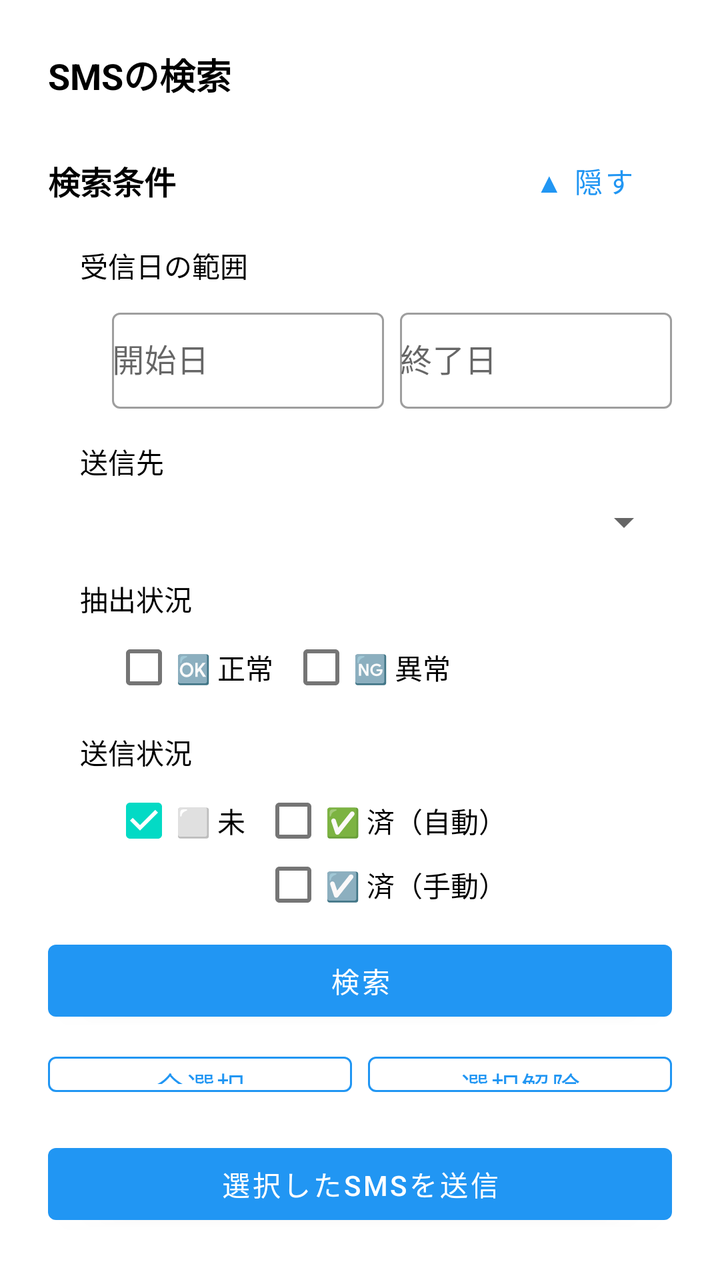
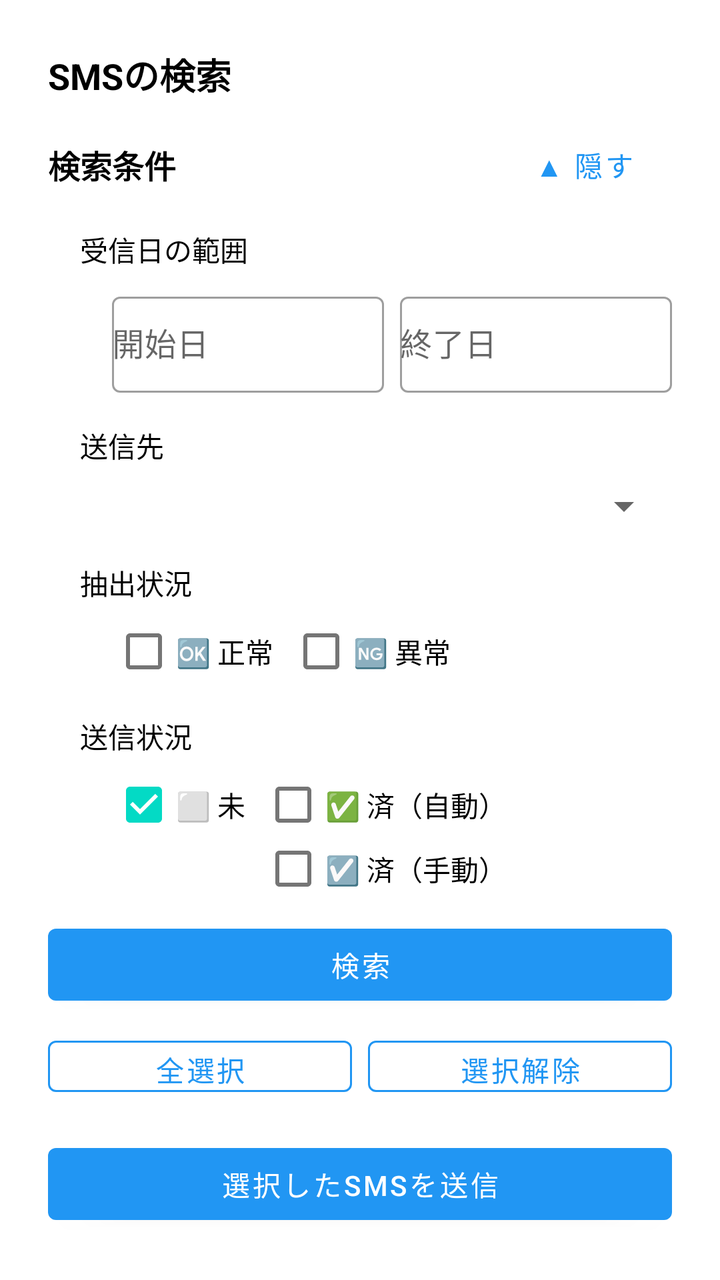

The first picture is an Android layout as it rendered before a commit; the second is the same layout after the commit. The layout source and the unified diff follow.
<!-- AndroidManifest.xml: application theme Theme.SmsToKintone -->
<!-- res/layout/activity_sms_search.xml -->
<?xml version="1.0" encoding="utf-8"?>
<LinearLayout xmlns:android="http://schemas.android.com/apk/res/android"
    xmlns:app="http://schemas.android.com/apk/res-auto"
    android:layout_width="match_parent"
    android:layout_height="match_parent"
    android:orientation="vertical"
    android:padding="24dp">

    <TextView
        android:layout_width="wrap_content"
        android:layout_height="wrap_content"
        android:layout_marginBottom="16dp"
        android:text="@string/title_sms_search"
        android:textSize="18sp"
        android:textStyle="bold"
        android:textColor="?attr/colorOnSurface" />

    <LinearLayout
        android:id="@+id/layoutPermissionRequired"
        android:layout_width="match_parent"
        android:layout_height="wrap_content"
        android:layout_marginBottom="16dp"
        android:orientation="vertical"
        android:visibility="gone">

        <TextView
            android:layout_width="wrap_content"
            android:layout_height="wrap_content"
            android:layout_marginBottom="8dp"
            android:text="@string/label_sms_search_read_permission_required"
            android:textColor="?attr/colorOnSurface" />
    </LinearLayout>

    <LinearLayout
        android:id="@+id/layoutSearchForm"
        android:layout_width="match_parent"
        android:layout_height="0dp"
        android:layout_weight="1"
        android:orientation="vertical">

        <LinearLayout
            android:layout_width="match_parent"
            android:layout_height="wrap_content"
            android:layout_marginBottom="8dp"
            android:orientation="horizontal"
            android:gravity="center_vertical">

            <TextView
                android:layout_width="0dp"
                android:layout_height="wrap_content"
                android:layout_weight="1"
                android:text="@string/section_sms_search_conditions"
                android:textSize="16sp"
                android:textStyle="bold"
                android:textColor="?attr/colorOnSurface" />

            <com.google.android.material.button.MaterialButton
                android:id="@+id/btnToggleSearchFilters"
                style="@style/Widget.MaterialComponents.Button.TextButton"
                android:layout_width="wrap_content"
                android:layout_height="wrap_content"
                android:text="@string/btn_sms_search_hide_search_filters" />
        </LinearLayout>

        <LinearLayout
            android:id="@+id/llSearchFilters"
            android:layout_width="match_parent"
            android:layout_height="wrap_content"
            android:layout_marginStart="16dp"
            android:orientation="vertical">

            <TextView
                android:layout_width="wrap_content"
                android:layout_height="wrap_content"
                android:layout_marginBottom="8dp"
                android:text="@string/label_sms_search_date_range"
                android:textColor="?attr/colorOnSurface" />

            <LinearLayout
                android:layout_width="match_parent"
                android:layout_height="wrap_content"
                android:layout_marginStart="16dp"
                android:orientation="horizontal">

                <com.google.android.material.textfield.TextInputLayout
                    android:layout_width="0dp"
                    android:layout_height="wrap_content"
                    android:layout_marginEnd="8dp"
                    android:layout_weight="1"
                    android:hint="@string/hint_sms_search_date_from">

                    <com.google.android.material.textfield.TextInputEditText
                        android:id="@+id/etDateFrom"
                        style="@style/AppTextInputEditText"
                        android:layout_width="match_parent"
                        android:layout_height="wrap_content"
                        android:focusable="false"
                        android:inputType="none" />
                </com.google.android.material.textfield.TextInputLayout>

                <com.google.android.material.textfield.TextInputLayout
                    android:layout_width="0dp"
                    android:layout_height="wrap_content"
                    android:layout_weight="1"
                    android:hint="@string/hint_sms_search_date_to">

                    <com.google.android.material.textfield.TextInputEditText
                        android:id="@+id/etDateTo"
                        style="@style/AppTextInputEditText"
                        android:layout_width="match_parent"
                        android:layout_height="wrap_content"
                        android:focusable="false"
                        android:inputType="none" />
                </com.google.android.material.textfield.TextInputLayout>
            </LinearLayout>

            <com.google.android.material.textfield.TextInputLayout
                android:layout_width="match_parent"
                android:layout_height="wrap_content"
                android:layout_marginTop="8dp"
                android:hint="@string/hint_sms_search_body_filter"
                android:visibility="gone">

                <com.google.android.material.textfield.TextInputEditText
                    android:id="@+id/etBodyFilter"
                    style="@style/AppTextInputEditText"
                    android:layout_width="match_parent"
                    android:layout_height="wrap_content"
                    android:inputType="text" />
            </com.google.android.material.textfield.TextInputLayout>

            <TextView
                android:id="@+id/tvSendTargetFilterLabel"
                android:layout_width="wrap_content"
                android:layout_height="wrap_content"
                android:layout_marginTop="16dp"
                android:layout_marginBottom="8dp"
                android:text="@string/label_sms_search_send_target_filter"
                android:textColor="?attr/colorOnSurface" />

            <LinearLayout
                android:id="@+id/llSendTargetFilter"
                android:layout_width="match_parent"
                android:layout_height="wrap_content"
                android:layout_marginStart="16dp"
                android:orientation="vertical">

                <Spinner
                    android:id="@+id/spSendTargetFilter"
                    style="@style/AppSpinner"
                    android:layout_width="match_parent"
                    android:layout_height="wrap_content" />
            </LinearLayout>

            <TextView
                android:layout_width="wrap_content"
                android:layout_height="wrap_content"
                android:layout_marginTop="16dp"
                android:layout_marginBottom="8dp"
                android:text="@string/label_sms_search_extraction_status_filter"
                android:textColor="?attr/colorOnSurface" />

            <LinearLayout
                android:layout_width="match_parent"
                android:layout_height="wrap_content"
                android:layout_marginStart="16dp"
                android:orientation="horizontal"
                android:gravity="center_vertical">

                <CheckBox
                    android:id="@+id/cbSmsSearchExtractionSucceededOnly"
                    style="@style/AppCheckBox"
                    android:layout_width="wrap_content"
                    android:layout_height="wrap_content"
                    android:layout_marginEnd="8dp"
                    android:minHeight="0dp"
                    android:checked="false"
                    android:text="@string/cb_sms_search_extraction_succeeded_only" />

                <CheckBox
                    android:id="@+id/cbSmsSearchExtractionFailedOnly"
                    style="@style/AppCheckBox"
                    android:layout_width="wrap_content"
                    android:layout_height="wrap_content"
                    android:layout_marginEnd="8dp"
                    android:minHeight="0dp"
                    android:checked="false"
                    android:text="@string/cb_sms_search_extraction_failed_only" />
            </LinearLayout>

            <TextView
                android:layout_width="wrap_content"
                android:layout_height="wrap_content"
                android:layout_marginTop="16dp"
                android:layout_marginBottom="8dp"
                android:text="@string/label_sms_search_send_status_filter"
                android:textColor="?attr/colorOnSurface" />

            <LinearLayout
                android:layout_width="match_parent"
                android:layout_height="wrap_content"
                android:layout_marginStart="16dp"
                android:orientation="horizontal">

                <CheckBox
                    android:id="@+id/cbSmsSearchSendNoneOnly"
                    style="@style/AppCheckBox"
                    android:layout_width="wrap_content"
                    android:layout_height="wrap_content"
                    android:layout_marginEnd="8dp"
                    android:minHeight="0dp"
                    android:checked="true"
                    android:text="@string/cb_sms_search_send_none_only" />

                <LinearLayout
                    android:layout_width="wrap_content"
                    android:layout_height="wrap_content"
                    android:orientation="vertical">

                    <CheckBox
                        android:id="@+id/cbSmsSearchSentAutoOnly"
                        style="@style/AppCheckBox"
                        android:layout_width="wrap_content"
                        android:layout_height="wrap_content"
                        android:minHeight="0dp"
                        android:checked="false"
                        android:text="@string/cb_sms_search_sent_auto_only" />

                    <CheckBox
                        android:id="@+id/cbSmsSearchSentManualOnly"
                        style="@style/AppCheckBox"
                        android:layout_width="wrap_content"
                        android:layout_height="wrap_content"
                        android:minHeight="0dp"
                        android:checked="false"
                        android:text="@string/cb_sms_search_sent_manual_only" />
                </LinearLayout>
            </LinearLayout>
        </LinearLayout>

        <com.google.android.material.button.MaterialButton
            android:id="@+id/btnSearchSms"
            style="@style/AppButton.FilledButton"
            android:layout_width="match_parent"
            android:layout_height="wrap_content"
            android:layout_marginTop="8dp"
            android:text="@string/btn_search" />

        <LinearLayout
            android:layout_width="match_parent"
            android:layout_height="wrap_content"
            android:layout_marginTop="8dp"
            android:orientation="horizontal">

            <com.google.android.material.button.MaterialButton
                android:id="@+id/btnSelectAll"
                style="@style/AppButton.OutlinedButton"
                android:layout_width="0dp"
                android:layout_height="wrap_content"
                android:layout_marginEnd="8dp"
                android:layout_weight="1"
                android:text="@string/btn_select_all" />

            <com.google.android.material.button.MaterialButton
                android:id="@+id/btnDeselectAll"
                style="@style/AppButton.OutlinedButton"
                android:layout_width="0dp"
                android:layout_height="wrap_content"
                android:layout_weight="1"
                android:text="@string/btn_deselect_all" />
        </LinearLayout>

        <TextView
            android:layout_width="wrap_content"
            android:layout_height="wrap_content"
            android:layout_marginTop="8dp"
            android:text="@string/helper_sms_search_status_legend"
            android:textSize="12sp"
            android:textColor="?android:attr/textColorSecondary" />

        <TextView
            android:id="@+id/tvSmsListEmpty"
            android:layout_width="wrap_content"
            android:layout_height="wrap_content"
            android:layout_marginTop="16dp"
            android:text="@string/message_sms_search_empty"
            android:textColor="?attr/colorOnSurface"
            android:visibility="gone" />

        <androidx.swiperefreshlayout.widget.SwipeRefreshLayout
            android:id="@+id/swipeRefreshSmsList"
            android:layout_width="match_parent"
            android:layout_height="0dp"
            android:layout_marginTop="8dp"
            android:layout_weight="1">

            <ScrollView
                android:id="@+id/svSmsList"
                android:layout_width="match_parent"
                android:layout_height="match_parent">

                <LinearLayout
                    android:id="@+id/llSmsListContainer"
                    android:layout_width="match_parent"
                    android:layout_height="wrap_content"
                    android:orientation="vertical" />
            </ScrollView>
        </androidx.swiperefreshlayout.widget.SwipeRefreshLayout>

    </LinearLayout>

    <com.google.android.material.button.MaterialButton
        android:id="@+id/btnSendSelected"
        style="@style/AppButton.FilledButton"
        android:layout_width="match_parent"
        android:layout_height="wrap_content"
        android:layout_marginTop="16dp"
        android:text="@string/btn_sms_search_send_selected" />

</LinearLayout>
<!-- resources referenced by this layout -->
<resources>
  <string name="btn_deselect_all">選択解除</string>
  <string name="btn_search">検索</string>
  <string name="btn_select_all">全選択</string>
  <string name="btn_sms_search_hide_search_filters">▲ 隠す</string>
  <string name="btn_sms_search_send_selected">選択したSMSを送信</string>
  <string name="cb_sms_search_extraction_failed_only">🆖 異常</string>
  <string name="cb_sms_search_extraction_succeeded_only">🆗 正常</string>
  <string name="cb_sms_search_send_none_only">⬜ 未</string>
  <string name="cb_sms_search_sent_auto_only">✅ 済（自動）</string>
  <string name="cb_sms_search_sent_manual_only">☑️ 済（手動）</string>
  <string name="helper_sms_search_status_legend">"抽出対象：💬SMS・♻️ 引継ぎ\n抽出状況：🆗 正常 ・ 🆖 異常\n送信状況：⬜ 未 ・ ✅ 済（自動） ・ ☑️ 済（手動）\n返信状況：📨 済（自動）\n送信先：🈶 あり ・ 🈚 なし"</string>
  <string name="hint_sms_search_body_filter">本文に含む文字列</string>
  <string name="hint_sms_search_date_from">開始日</string>
  <string name="hint_sms_search_date_to">終了日</string>
  <string name="label_sms_search_date_range">受信日の範囲</string>
  <string name="label_sms_search_extraction_status_filter">抽出状況</string>
  <string name="label_sms_search_read_permission_required">アプリ設定画面の「端末の許可」の「SMSの読み取り」を許可してください</string>
  <string name="label_sms_search_send_status_filter">送信状況</string>
  <string name="label_sms_search_send_target_filter">送信先</string>
  <string name="message_sms_search_empty">該当するSMSがありません</string>
  <string name="section_sms_search_conditions">検索条件</string>
  <string name="title_sms_search">SMSの検索</string>
  <style name="AppButton.FilledButton" parent="Widget.MaterialComponents.Button">
          <item name="android:disabledAlpha">0.5</item>
      </style>
  <style name="AppButton.OutlinedButton" parent="Widget.MaterialComponents.Button.OutlinedButton">
          <item name="strokeColor">@color/button_stroke_color</item>
          <item name="android:disabledAlpha">0.5</item>
      </style>
  <style name="AppCheckBox">
          <item name="android:minHeight">0dp</item>
          <item name="android:padding">0dp</item>
          <item name="android:paddingTop">8dp</item>
          <item name="android:paddingBottom">8dp</item>
      </style>
  <style name="AppSpinner">
          <item name="android:padding">0dp</item>
          <item name="android:paddingTop">8dp</item>
          <item name="android:paddingBottom">8dp</item>
      </style>
  <style name="AppTextInputEditText">
          <item name="android:minHeight">48dp</item>
          <item name="android:padding">0dp</item>
          <item name="android:paddingTop">8dp</item>
          <item name="android:paddingBottom">8dp</item>
      </style>
  <style name="Theme.SmsToKintone" parent="Theme.MaterialComponents.DayNight.NoActionBar">
          <item name="colorPrimary">@color/blue_500</item>
          <item name="colorPrimaryVariant">@color/blue_700</item>
          <item name="colorPrimaryDark">@color/blue_700</item>
          <item name="colorOnPrimary">@color/white</item>
          <item name="colorSecondary">@color/teal_200</item>
          <item name="colorSecondaryVariant">@color/teal_700</item>
          <item name="colorOnSecondary">@color/black</item>
          <item name="textInputStyle">@style/Widget.MaterialComponents.TextInputLayout.OutlinedBox</item>
      </style>
  <color name="blue_500">#2196F3</color>
  <color name="blue_700">#1976D2</color>
  <color name="white">#FFFFFFFF</color>
  <color name="teal_200">#03DAC5</color>
  <color name="teal_700">#018786</color>
  <color name="black">#FF000000</color>
</resources>

<!-- the commit's change to res/layout/activity_sms_search.xml (unified diff, before → after) -->
@@ -9,7 +9,7 @@
     <TextView
         android:layout_width="wrap_content"
         android:layout_height="wrap_content"
-        android:layout_marginBottom="16dp"
+        android:layout_marginBottom="8dp"
         android:text="@string/title_sms_search"
         android:textSize="18sp"
         android:textStyle="bold"
@@ -19,7 +19,7 @@
         android:id="@+id/layoutPermissionRequired"
         android:layout_width="match_parent"
         android:layout_height="wrap_content"
-        android:layout_marginBottom="16dp"
+        android:layout_marginBottom="8dp"
         android:orientation="vertical"
         android:visibility="gone">
 
